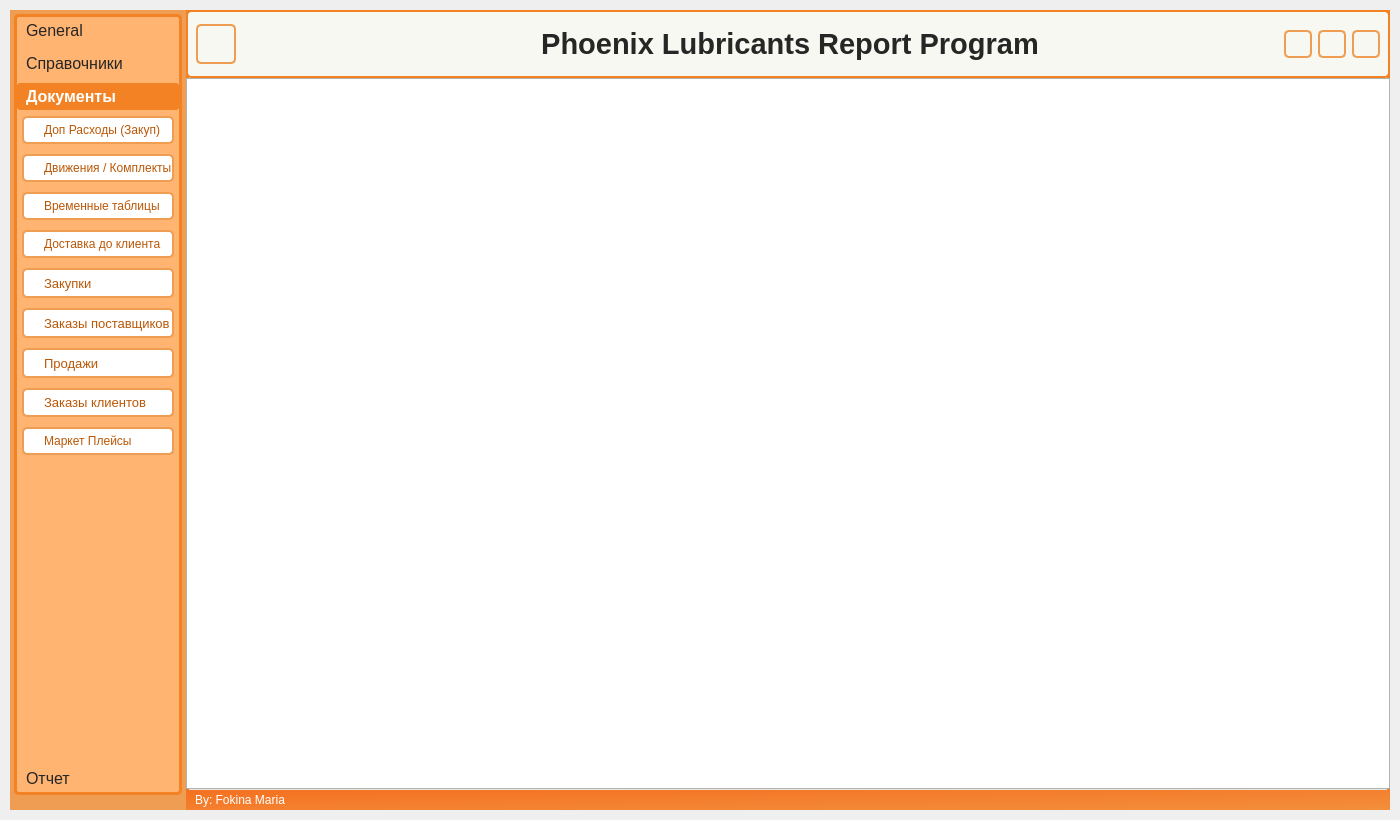
Before: the Qt Designer form wind/main_window.ui in Masik84/Daily_Report_QT, drawn with Qt 5.
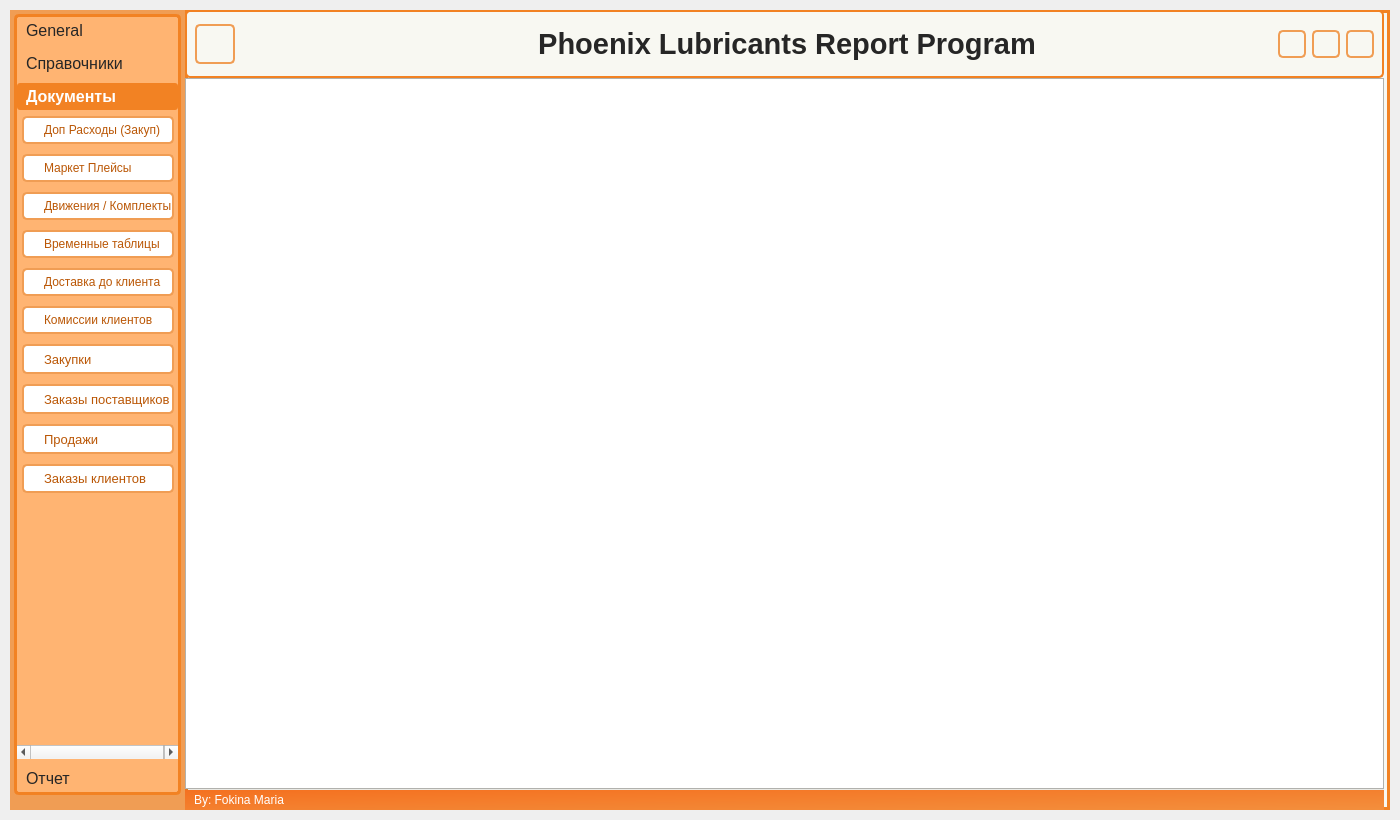
After: the same form once the commit is applied. The open tabs and pages were chosen to show the change. Icons and pictures are not drawn.

```diff
--- a/wind/main_window.ui
+++ b/wind/main_window.ui
@@ -571,6 +571,13 @@
               </property>
              </widget>
             </item>
+            <item>
+             <widget class="QPushButton" name="btn_MarketPlace">
+              <property name="text">
+               <string>Маркет Плейсы</string>
+              </property>
+             </widget>
+            </item>
             <item>
              <widget class="QPushButton" name="btn_Moves">
               <property name="text">
@@ -592,6 +599,13 @@
               </property>
              </widget>
             </item>
+            <item>
+             <widget class="QPushButton" name="btn_Comission">
+              <property name="text">
+               <string>Комиссии клиентов</string>
+              </property>
+             </widget>
+            </item>
             <item>
              <widget class="QPushButton" name="btn_Purchases">
               <property name="minimumSize">
@@ -688,13 +702,6 @@
               </property>
              </widget>
             </item>
-            <item>
-             <widget class="QPushButton" name="btn_MarketPlace">
-              <property name="text">
-               <string>Маркет Плейсы</string>
-              </property>
-             </widget>
-            </item>
             <item>
              <spacer name="verticalSpacer_2">
               <property name="orientation">
@@ -817,7 +824,7 @@
          <number>0</number>
         </property>
         <property name="rightMargin">
-         <number>0</number>
+         <number>6</number>
         </property>
         <property name="bottomMargin">
          <number>0</number>
```
